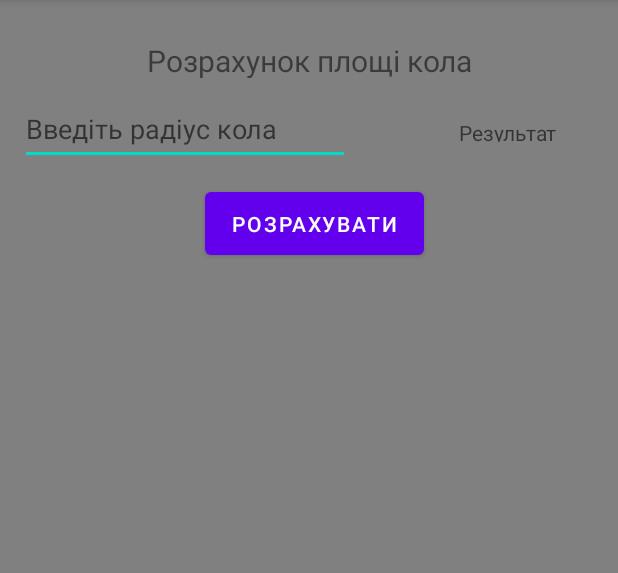
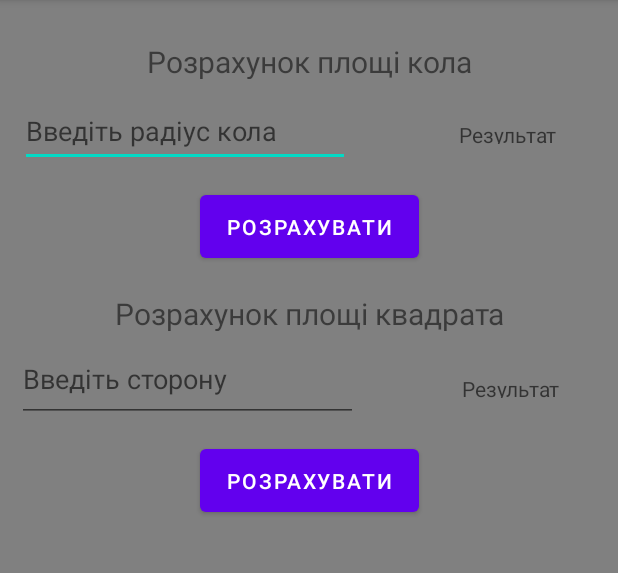
Before and after one commit to sabzetjeeee/Calculator, an Android app: the screen it shows after launch (MainActivity), on a phone screen of 412 x 824 dp, the part 84-657 px from its top. Run offline under Robolectric (Android 15) with nearby library versions, the phone set to English and light mode, and no system bars.

Commit message:
Розрахунок площі квадрата

```diff
--- a/app/src/main/java/com/example/mycalculator/MainActivity.kt
+++ b/app/src/main/java/com/example/mycalculator/MainActivity.kt
@@ -11,7 +11,9 @@ class MainActivity : AppCompatActivity() {
     private var inputText1: EditText? = null
     private var viewResult1: TextView? = null
     private var pi = 3.14
-
+    private var mainbttn2: Button? = null
+    private var inputText2: EditText? = null
+    private var viewResult2: TextView? = null
 
     override fun onCreate(savedInstanceState: Bundle?) {
         super.onCreate(savedInstanceState)
@@ -19,11 +21,23 @@ class MainActivity : AppCompatActivity() {
         mainbttn1 = findViewById(R.id.bttn1)
         inputText1 = findViewById(R.id.etInput1)
         viewResult1 = findViewById(R.id.tvResult1)
+
+        mainbttn2 = findViewById(R.id.bttn2)
+        inputText2 = findViewById(R.id.etInput2)
+        viewResult2 = findViewById(R.id.tvResult2)
+
         mainbttn1?.setOnClickListener {
             val R0 = inputText1?.text.toString()
             val R = R0.toDouble()
             val S = R * R * pi
             viewResult1?.text = "S=$S"
         }
+
+        mainbttn2?.setOnClickListener {
+            val a0 = inputText2?.text.toString()
+            val a = a0.toDouble()
+            val S = a * a
+            viewResult2?.text = "S=$S"
+        }
     }
 }
--- a/app/src/main/res/layout/activity_main.xml
+++ b/app/src/main/res/layout/activity_main.xml
@@ -10,7 +10,7 @@
 
     <TextView
         android:id="@+id/tvInfo1"
-        android:layout_width="397dp"
+        android:layout_width="match_parent"
         android:layout_height="25dp"
         android:layout_marginTop="20dp"
         android:layout_marginBottom="2dp"
@@ -52,12 +52,59 @@
         android:layout_width="146dp"
         android:layout_height="54dp"
         android:layout_marginTop="5dp"
-        android:layout_marginBottom="586dp"
+        android:text="Розрахувати"
+        app:layout_constraintBottom_toTopOf="@+id/tvInfo2"
+        app:layout_constraintEnd_toEndOf="parent"
+        app:layout_constraintStart_toStartOf="parent"
+        app:layout_constraintTop_toBottomOf="@+id/etInput1" />
+
+    <TextView
+        android:id="@+id/tvInfo2"
+        android:layout_width="match_parent"
+        android:layout_height="25dp"
+        android:layout_marginTop="10dp"
+        android:text="Розрахунок площі квадрата"
+        android:textAlignment="center"
+        android:textSize="20dp"
+        app:layout_constraintBottom_toTopOf="@+id/etInput2"
+        app:layout_constraintEnd_toEndOf="parent"
+        app:layout_constraintStart_toStartOf="parent"
+        app:layout_constraintTop_toBottomOf="@+id/bttn1" />
+
+    <EditText
+        android:id="@+id/etInput2"
+        android:layout_width="227dp"
+        android:layout_height="48dp"
+        android:layout_marginTop="5dp"
+        android:layout_marginEnd="30dp"
+        android:hint="Введіть сторону квадрата"
+        app:layout_constraintBottom_toTopOf="@+id/bttn2"
+        app:layout_constraintEnd_toStartOf="@+id/tvResult2"
+        app:layout_constraintStart_toStartOf="parent"
+        app:layout_constraintTop_toBottomOf="@+id/tvInfo2" />
+
+    <TextView
+        android:id="@+id/tvResult2"
+        android:layout_width="121dp"
+        android:layout_height="16dp"
+        android:hint="Результат"
+        android:text=""
+        android:textAlignment="center"
+        app:layout_constraintBottom_toTopOf="@+id/bttn2"
+        app:layout_constraintEnd_toEndOf="parent"
+        app:layout_constraintStart_toEndOf="@+id/etInput2"
+        app:layout_constraintTop_toBottomOf="@+id/tvInfo2" />
+
+    <Button
+        android:id="@+id/bttn2"
+        android:layout_width="146dp"
+        android:layout_height="54dp"
+        android:layout_marginTop="5dp"
+        android:layout_marginBottom="413dp"
         android:text="Розрахувати"
         app:layout_constraintBottom_toBottomOf="parent"
         app:layout_constraintEnd_toEndOf="parent"
-        app:layout_constraintHorizontal_bias="0.513"
         app:layout_constraintStart_toStartOf="parent"
-        app:layout_constraintTop_toBottomOf="@+id/etInput1" />
+        app:layout_constraintTop_toBottomOf="@+id/etInput2" />
 
 </androidx.constraintlayout.widget.ConstraintLayout>
```
